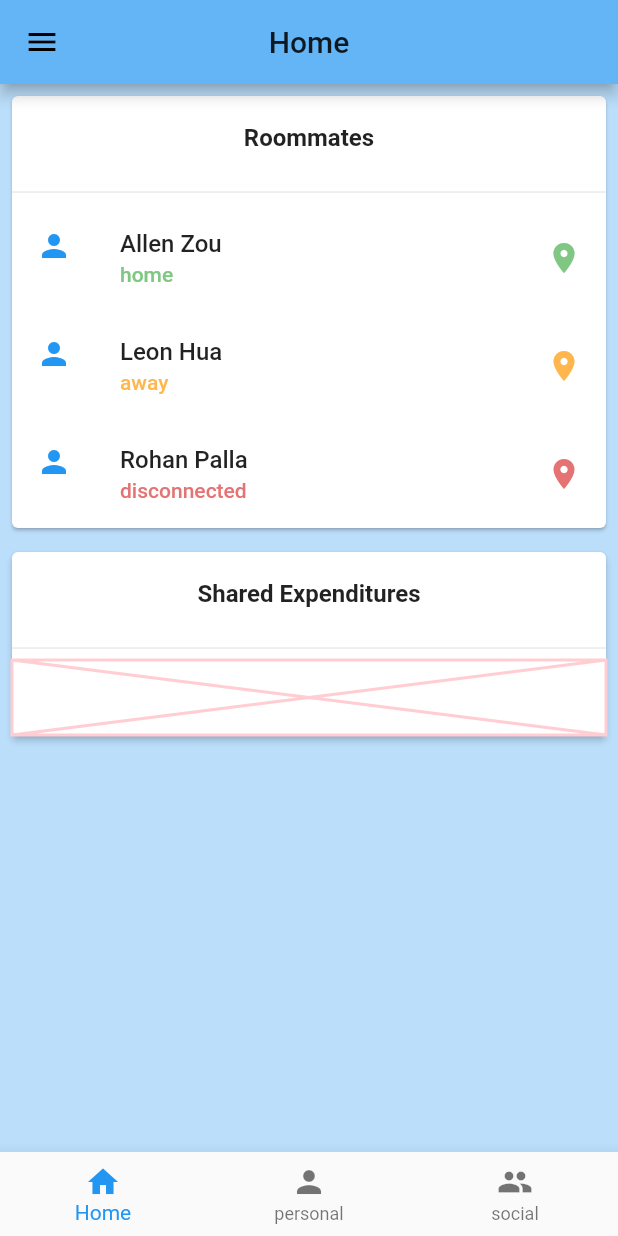
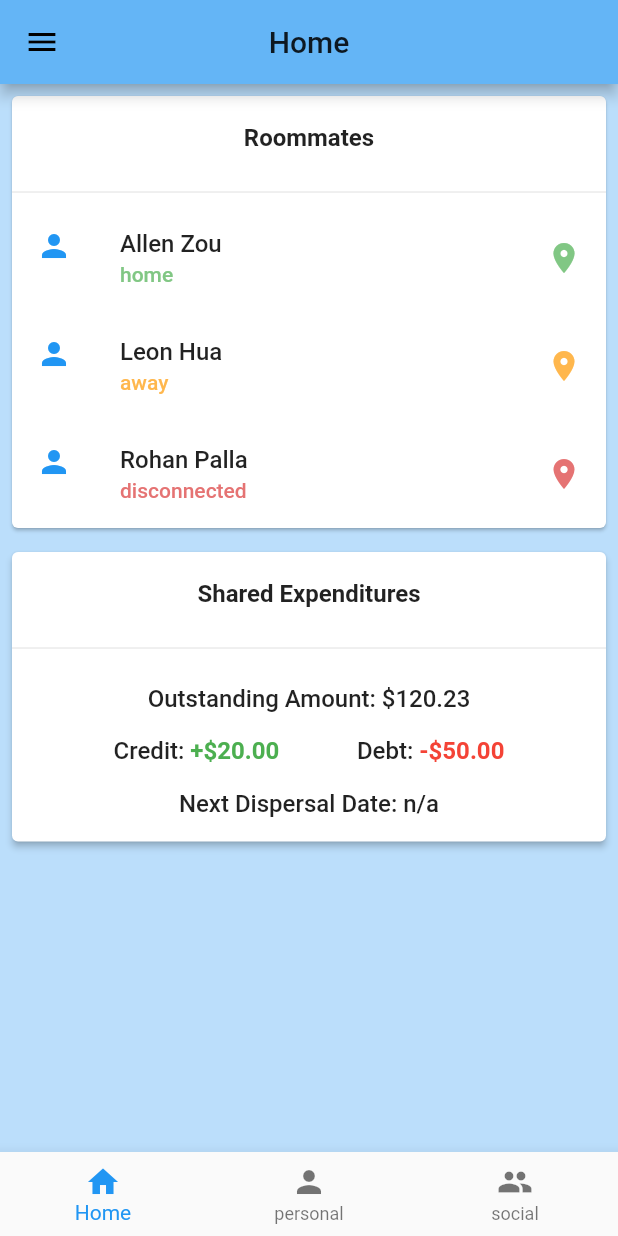
Before and after one commit to nchendev/casa, a Flutter app: the screen it shows after launch, on a phone screen of 412 x 824 dp. Run offline on Flutter 3.47's test engine with Material 2 defaults, Android fonts, the phone set to English and light mode, and no system bars.

Commit message:
module card and clicking into module screen hero animation works

```diff
--- /dev/null
+++ b/assets/data/modulesinuse.json
@@ -0,0 +1,3 @@
+{
+  "sharedExpenditures": {}
+}
--- a/assets/data/roomdata.json
+++ b/assets/data/roomdata.json
@@ -8,8 +8,8 @@
   ],
   "modules": [
     {
-      "name": "Shared Expenditures",
-      "id": "sharedExpenditures"
+      "id": "sharedExpenditures",
+      "name": "Shared Expenditures"
     }
   ]
 }
--- a/lib/screens/home.dart
+++ b/lib/screens/home.dart
@@ -4,6 +4,7 @@ import 'package:lowkey/models/module.dart';
 import 'package:lowkey/models/room.dart';
 import 'package:lowkey/backend/local_api.dart';
 import 'package:lowkey/util/stringmap.dart';
+import 'package:lowkey/util/modulemap.dart';
 
 class Home extends StatefulWidget {
   final int selectedTab;
@@ -28,12 +29,13 @@ class _HomeState extends State<Home> {
   }
 
   // builds modules info
-  Future<List<Module>> _buildModulesInfo() async {
-    List<Module> modules = [];
+  Future<List<ModuleInfo>> _buildModulesInfo() async {
+    List<ModuleInfo> modules = [];
     Map<String, dynamic> jsonData =
         await LocalAPI().parseJsonFromAssets('assets/data/roomdata.json');
+
     for (var module in jsonData['modules']) {
-      Module amodule = Module.fromJson(module);
+      ModuleInfo amodule = ModuleInfo.fromJson(module);
       modules.add(amodule);
     }
     return modules;
@@ -41,7 +43,7 @@ class _HomeState extends State<Home> {
 
   // state declaration
   Future<List<Roommate>> _members;
-  Future<List<Module>> _modules;
+  Future<List<ModuleInfo>> _modules;
   // state init
   @override
   void initState() {
@@ -96,22 +98,29 @@ class _HomeState extends State<Home> {
     return listItems;
   }
 
-  Widget _buildModuleContent(moduleName) {
-    return Placeholder(
-      fallbackHeight: 50,
-      color: Colors.red[100],
-    );
+  Widget _buildModuleContent(moduleId) {
+    return ModuleMap().map()[moduleId + "Card"];
   }
 
-  Widget _buildModuleCard(moduleName) {
-    return Card(
+  Widget _buildModuleCard(moduleId, moduleName) {
+    return GestureDetector(
+      onTap: () {
+        Navigator.push(context, MaterialPageRoute(builder: (_) {
+          return ModuleMap().map()[moduleId + "Screen"];
+        }));
+      },
+      child: Hero(
+        tag: "moduleSelectionTag",
+        child: Card(
           elevation: 2,
           margin: EdgeInsets.all(8.0),
           child: Column(
             children: <Widget>[
               _buildCardHeader(moduleName),
-          _buildModuleContent(moduleName),
+              _buildModuleContent(moduleId),
             ],
+          ),
+        ),
       ),
     );
   }
@@ -120,9 +129,7 @@ class _HomeState extends State<Home> {
     List<Widget> listItems = List();
     for (int i = 0; i < snapshot.data.length; i++) {
       listItems.add(
-        _buildModuleCard(
-          snapshot.data[i].name,
-        ),
+        _buildModuleCard(snapshot.data[i].id, snapshot.data[i].name),
       );
     }
 
@@ -166,7 +173,7 @@ class _HomeState extends State<Home> {
           }
 
           // chain the futurebuilder for list of modules
-          return FutureBuilder<List<Module>>(
+          return FutureBuilder<List<ModuleInfo>>(
             future: _modules,
             // once ^ returns value
             builder: (context, snapshot) {
--- /dev/null
+++ b/lib/screens/modules/sharedExpenditures/sharedExpendituresCard.dart
@@ -0,0 +1,70 @@
+import 'package:flutter/material.dart';
+
+class SharedExpendituresCard extends StatefulWidget {
+  SharedExpendituresCard({Key key}) : super(key: key);
+  @override
+  _SharedExpendituresCardState createState() => _SharedExpendituresCardState();
+}
+
+class _SharedExpendituresCardState extends State<SharedExpendituresCard> {
+  var _totalAmount = 120.23; // from state management later
+  var _myCredit = 20.00;
+  var _myDebt = 50.00;
+
+  @override
+  Widget build(BuildContext context) {
+    return Container(
+      margin: EdgeInsets.all(8.0),
+      child: Column(
+        crossAxisAlignment: CrossAxisAlignment.center,
+        children: <Widget>[
+          Container(
+            margin: EdgeInsets.all(8.0),
+            child: Text(
+              "Outstanding Amount: \$" + _totalAmount.toStringAsFixed(2),
+              style: TextStyle(fontWeight: FontWeight.w500, fontSize: 16),
+            ),
+          ),
+          Container(
+              margin: EdgeInsets.all(8.0),
+              child: Row(
+                mainAxisAlignment: MainAxisAlignment.spaceEvenly,
+                children: <Widget>[
+                  Row(
+                    children: <Widget>[
+                      Text("Credit: ",
+                          style: TextStyle(
+                              fontWeight: FontWeight.w500, fontSize: 16)),
+                      Text("+\$" + _myCredit.toStringAsFixed(2),
+                          style: TextStyle(
+                              fontWeight: FontWeight.w700,
+                              fontSize: 16,
+                              color: Colors.green)),
+                    ],
+                  ),
+                  Row(
+                    children: <Widget>[
+                      Text("Debt: ",
+                          style: TextStyle(
+                              fontWeight: FontWeight.w500, fontSize: 16)),
+                      Text("-\$" + _myDebt.toStringAsFixed(2),
+                          style: TextStyle(
+                              fontWeight: FontWeight.w700,
+                              fontSize: 16,
+                              color: Colors.red)),
+                    ],
+                  ),
+                ],
+              )),
+          Container(
+            margin: EdgeInsets.all(8.0),
+            child: Text(
+              "Next Dispersal Date: n/a",
+              style: TextStyle(fontWeight: FontWeight.w500, fontSize: 16),
+            ),
+          ),
+        ],
+      ),
+    );
+  }
+}
--- /dev/null
+++ b/lib/util/modulemap.dart
@@ -0,0 +1,11 @@
+import 'package:flutter/material.dart';
+
+import 'package:lowkey/screens/modules/sharedExpenditures/sharedExpendituresCard.dart';
+import 'package:lowkey/screens/modules/sharedExpenditures/sharedExpendituresScreen.dart';
+
+class ModuleMap {
+  Map<String, Widget> map() => {
+        'sharedExpendituresCard': SharedExpendituresCard(),
+        'sharedExpendituresScreen': SharedExpendituresScreen(),
+      };
+}
--- a/lib/util/stringmap.dart
+++ b/lib/util/stringmap.dart
@@ -10,7 +10,7 @@ class StringMap {
       };
   // shop module icons
   // shop.dart
-  Map<String, IconData> ModuleInfoIcons() => {
+  Map<String, IconData> ModuleIcons() => {
         'report_problem': Icons.report_problem,
       };
 }
```
Also changed, not shown: lib/models/module.dart (+2 -8 lines), lib/screens/modules/sharedExpenditures/sharedExpendituresScreen.dart (added, +39 -0 lines), lib/screens/shop.dart (+19 -19 lines). Lines whose indentation alone changed are shown as unchanged.
